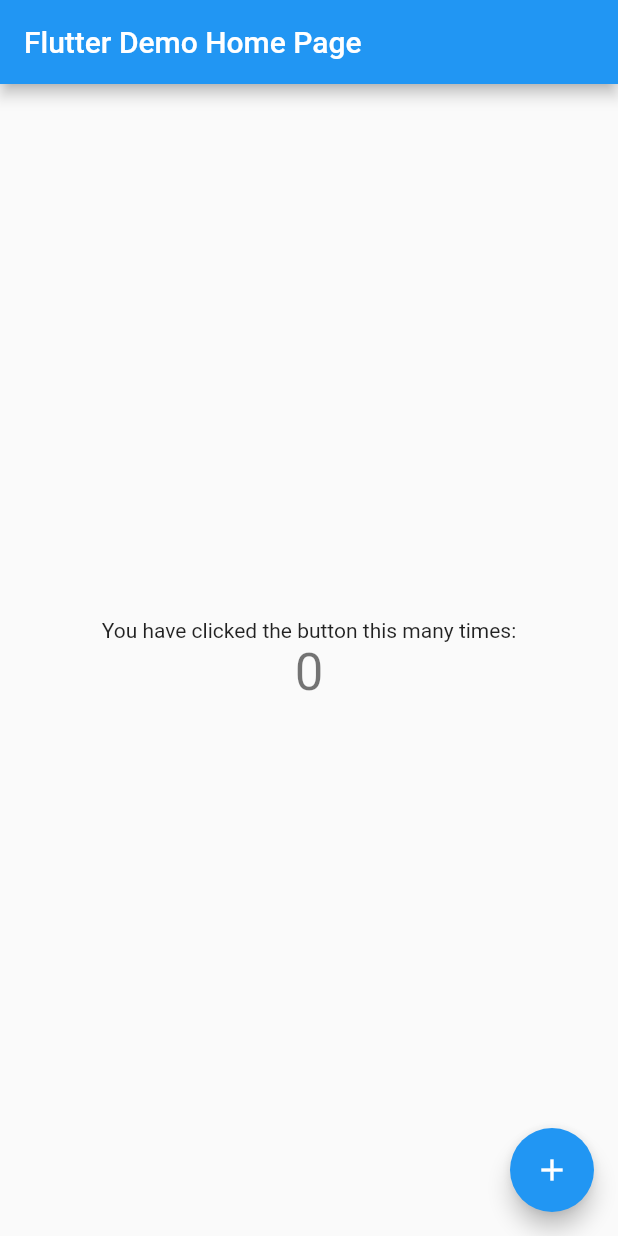
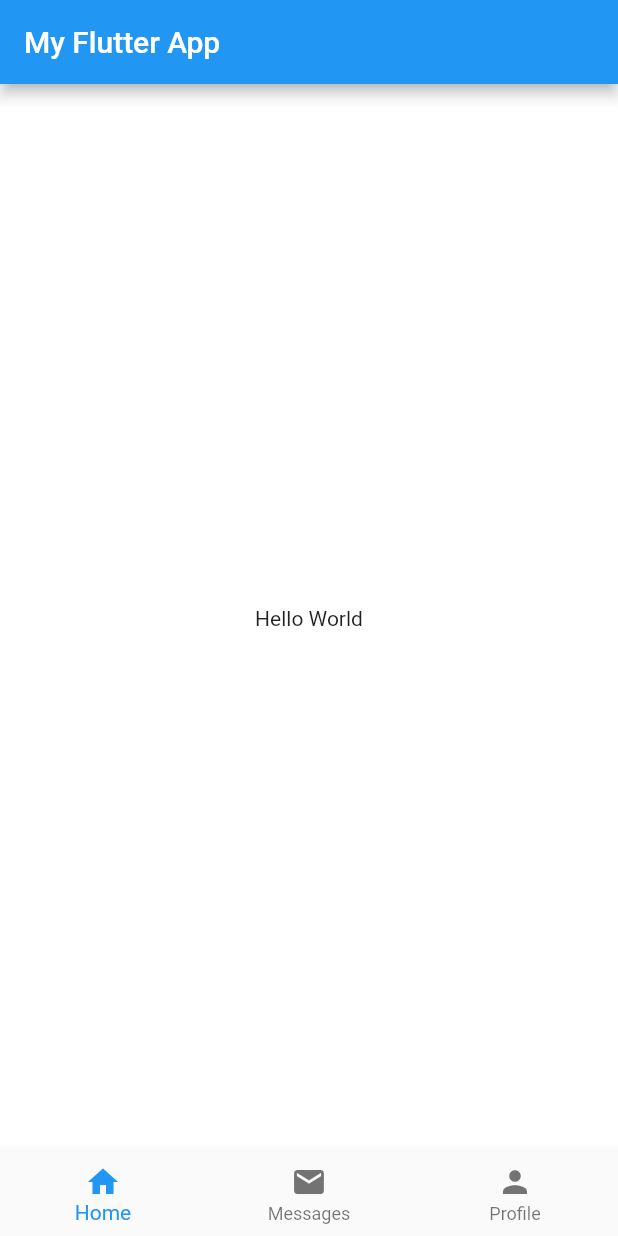
Before and after one commit to slowfall/flutter_practice, a Flutter app: the screen it shows after launch, on a phone screen of 412 x 824 dp. Run offline on Flutter 3.47's test engine with Material 2 defaults, Android fonts, the phone set to English and light mode, and no system bars.

Commit message:
init repository

```diff
--- /dev/null
+++ b/lib/home_widget.dart
@@ -0,0 +1,51 @@
+import 'package:flutter/material.dart';
+import 'placeholder_widget.dart';
+
+class Home extends StatefulWidget {
+  @override
+  State<StatefulWidget> createState() {
+    return _HomeState();
+  }
+}
+
+class _HomeState extends State<Home> {
+  int _currentIdex = 0;
+  final List<Widget> _chidren = [
+    PlaceholderWidget(Colors.white),
+    PlaceholderWidget(Colors.deepOrange),
+    PlaceholderWidget(Colors.green),
+  ];
+  @override
+  Widget build(BuildContext context) {
+    return Scaffold(
+      appBar: AppBar(
+        title:  Text('My Flutter App'),
+      ),
+      body:  _chidren[_currentIdex],
+      bottomNavigationBar: BottomNavigationBar(
+        onTap:  onTabTapped,
+        currentIndex: _currentIdex,
+          items: [
+            BottomNavigationBarItem(
+                icon: new Icon(Icons.home),
+                title: new Text('Home')
+            ),
+            BottomNavigationBarItem(
+                icon: new Icon(Icons.mail),
+                title: new Text('Messages')
+            ),
+            BottomNavigationBarItem(
+                icon: new Icon(Icons.person),
+                title: new Text('Profile')
+            ),
+          ],
+      ),
+    );
+  }
+
+  void onTabTapped(int index) {
+    setState(() {
+      _currentIdex = index;
+    });
+  }
+}
--- a/lib/main.dart
+++ b/lib/main.dart
@@ -1,111 +1,13 @@
 import 'package:flutter/material.dart';
+import 'home_widget.dart';
 
-void main() => runApp(MyApp());
+void main() => runApp(App());
 
-class MyApp extends StatelessWidget {
-  // This widget is the root of your application.
+class App extends StatelessWidget {
   @override
   Widget build(BuildContext context) {
-    return MaterialApp(
-      title: 'Flutter Demo',
-      theme: ThemeData(
-        // This is the theme of your application.
-        //
-        // Try running your application with "flutter run". You'll see the
-        // application has a blue toolbar. Then, without quitting the app, try
-        // changing the primarySwatch below to Colors.green and then invoke
-        // "hot reload" (press "r" in the console where you ran "flutter run",
-        // or simply save your changes to "hot reload" in a Flutter IDE).
-        // Notice that the counter didn't reset back to zero; the application
-        // is not restarted.
-        primarySwatch: Colors.blue,
-      ),
-      home: MyHomePage(title: 'Flutter Demo Home Page'),
+    return MaterialApp(title: 'My Flutter App',
+    home: Home(),
     );
   }
 }
-
-class MyHomePage extends StatefulWidget {
-  MyHomePage({Key key, this.title}) : super(key: key);
-
-  // This widget is the home page of your application. It is stateful, meaning
-  // that it has a State object (defined below) that contains fields that affect
-  // how it looks.
-
-  // This class is the configuration for the state. It holds the values (in this
-  // case the title) provided by the parent (in this case the App widget) and
-  // used by the build method of the State. Fields in a Widget subclass are
-  // always marked "final".
-
-  final String title;
-
-  @override
-  _MyHomePageState createState() => _MyHomePageState();
-}
-
-class _MyHomePageState extends State<MyHomePage> {
-  int _counter = 0;
-
-  void _incrementCounter() {
-    setState(() {
-      // This call to setState tells the Flutter framework that something has
-      // changed in this State, which causes it to rerun the build method below
-      // so that the display can reflect the updated values. If we changed
-      // _counter without calling setState(), then the build method would not be
-      // called again, and so nothing would appear to happen.
-      _counter++;
-    });
-  }
-
-  @override
-  Widget build(BuildContext context) {
-    // This method is rerun every time setState is called, for instance as done
-    // by the _incrementCounter method above.
-    //
-    // The Flutter framework has been optimized to make rerunning build methods
-    // fast, so that you can just rebuild anything that needs updating rather
-    // than having to individually change instances of widgets.
-    return Scaffold(
-      appBar: AppBar(
-        // Here we take the value from the MyHomePage object that was created by
-        // the App.build method, and use it to set our appbar title.
-        title: Text(widget.title),
-      ),
-      body: Center(
-        // Center is a layout widget. It takes a single child and positions it
-        // in the middle of the parent.
-        child: Column(
-          // Column is also layout widget. It takes a list of children and
-          // arranges them vertically. By default, it sizes itself to fit its
-          // children horizontally, and tries to be as tall as its parent.
-          //
-          // Invoke "debug painting" (press "p" in the console, choose the
-          // "Toggle Debug Paint" action from the Flutter Inspector in Android
-          // Studio, or the "Toggle Debug Paint" command in Visual Studio Code)
-          // to see the wireframe for each widget.
-          //
-          // Column has various properties to control how it sizes itself and
-          // how it positions its children. Here we use mainAxisAlignment to
-          // center the children vertically; the main axis here is the vertical
-          // axis because Columns are vertical (the cross axis would be
-          // horizontal).
-          mainAxisAlignment: MainAxisAlignment.center,
-          children: <Widget>[
-            Text(
-              'You have clicked the button this many times:',
-            ),
-            Text(
-              '$_counter',
-              style: Theme.of(context).textTheme.display1,
-            ),
-          ],
-        ),
-      ),
-      floatingActionButton: FloatingActionButton(
-        onPressed: _incrementCounter,
-        tooltip: 'Increment',
-        child: Icon(Icons.add),
-      ), // This trailing comma makes auto-formatting nicer for build methods.
-    );
-  }
-}
--- /dev/null
+++ b/lib/placeholder_widget.dart
@@ -0,0 +1,16 @@
+import 'package:flutter/material.dart';
+
+class PlaceholderWidget extends StatelessWidget {
+  final Color color;
+  PlaceholderWidget(this.color);
+
+  @override
+  Widget build(BuildContext context) {
+    return Scaffold(
+      backgroundColor: color,
+        body: Center(
+          child: Text('Hello World'),
+        ),
+      );
+  }
+}
```
Also changed, not shown: 1 other file.
